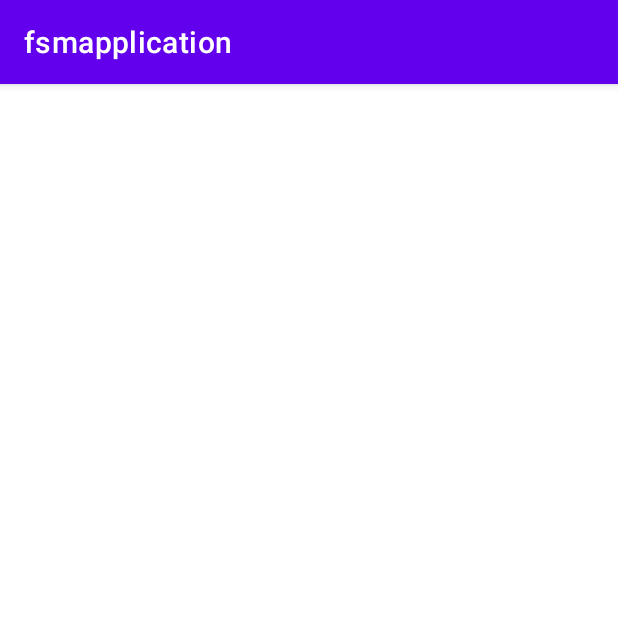
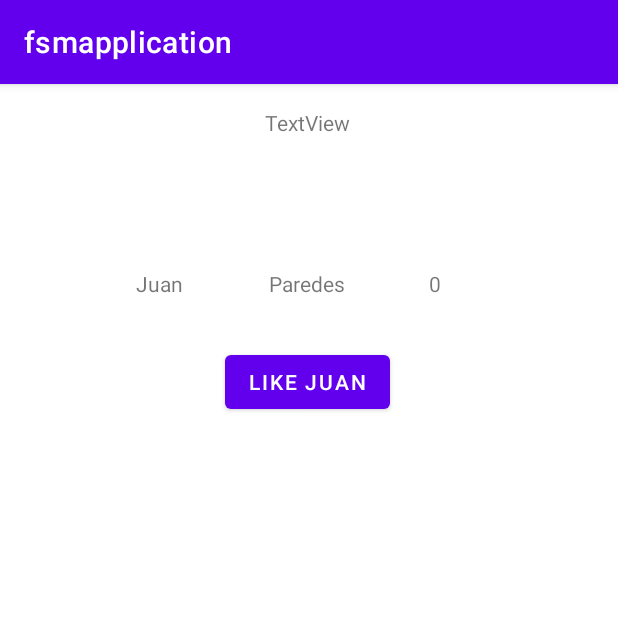
Before and after one commit to 2022B-Software-Computacion/cedeno-mendoza-bryan-fernando-ms, an Android app: the GRecyclerView screen opened directly, with no data from a screen before it, on a phone screen of 412 x 824 dp, the top half of it. Run offline under Robolectric (Android 15) with nearby library versions, the phone set to English and light mode, and no system bars.

Commit message:
RecyclerView parte 2

```diff
--- a/01-Android/app/src/main/java/com/example/fsmapplication/FRecyclerViewAdaptadorNombreCedula.kt
+++ b/01-Android/app/src/main/java/com/example/fsmapplication/FRecyclerViewAdaptadorNombreCedula.kt
@@ -28,6 +28,8 @@ class FRecyclerViewAdaptadorNombreCedula(
         fun anadirLike() {
             numeroLikes = numeroLikes + 1
             likesTextView.text = numeroLikes.toString()
+            contexto.aumentarTotalLikes()
+            //recyclerView.adapter?.notifyDataSetChanged()
         }
 
 
--- a/01-Android/app/src/main/java/com/example/fsmapplication/GRecyclerView.kt
+++ b/01-Android/app/src/main/java/com/example/fsmapplication/GRecyclerView.kt
@@ -2,10 +2,47 @@ package com.example.fsmapplication
 
 import androidx.appcompat.app.AppCompatActivity
 import android.os.Bundle
+import android.widget.TextView
+import androidx.recyclerview.widget.RecyclerView
 
 class GRecyclerView : AppCompatActivity() {
+    var totalLikes=0
+    //
     override fun onCreate(savedInstanceState: Bundle?) {
         super.onCreate(savedInstanceState)
         setContentView(R.layout.activity_grecycler_view)
+        //Inicializamos Entrenadores
+        val listaEntrenador= arrayListOf<BEntrenador>()
+        listaEntrenador
+            .add(BEntrenador(1,"Juan","Paredes"))
+        listaEntrenador
+            .add(BEntrenador(1,"Juan2","Paredes"))
+        listaEntrenador
+            .add(BEntrenador(1,"Juan3","Paredes"))
+        listaEntrenador
+            .add(BEntrenador(1,"Juan4","Paredes"))
+        //Instaciamos el recyclerView creado en la interface
+        val recyclerView= findViewById<RecyclerView>(R.id.rv_entrenadores)
+        //Mandamos a llamar a la funcion inicializar recycler con el recycler y la lista de entrenadores
+        inicializarRecyclerView(listaEntrenador,recyclerView)
+    }
+    fun inicializarRecyclerView(
+        lista:ArrayList<BEntrenador>,
+        recyclerView: RecyclerView
+    ){ //En el listview tambien teniamos un adaptador con un array
+        val adaptador = FRecyclerViewAdaptadorNombreCedula(
+            this,
+            lista,
+            recyclerView
+        )
+        recyclerView.adapter=adaptador //Creamos un adaptador
+        recyclerView.itemAnimator= androidx.recyclerview.widget.DefaultItemAnimator()//Configuramos la animacion
+        recyclerView.layoutManager= androidx.recyclerview.widget.LinearLayoutManager(this)
+        adaptador.notifyDataSetChanged() //Actualizamos la interface
+    }
+    fun aumentarTotalLikes(){
+        totalLikes=totalLikes+1 //Aumentamos los likes
+        val totalLikesTextView= findViewById<TextView>(R.id.tv_total_likes) //instanciamos el textview del total de likes
+        totalLikesTextView.text=totalLikes.toString()       //Cambiamos el texto del textView por el total de likes
     }
 }
--- a/01-Android/app/src/main/res/layout/activity_grecycler_view.xml
+++ b/01-Android/app/src/main/res/layout/activity_grecycler_view.xml
@@ -6,4 +6,23 @@
     android:layout_height="match_parent"
     tools:context=".GRecyclerView">
 
+    <androidx.recyclerview.widget.RecyclerView
+        android:id="@+id/rv_entrenadores"
+        android:layout_width="338dp"
+        android:layout_height="116dp"
+        android:layout_marginTop="72dp"
+        app:layout_constraintEnd_toEndOf="@+id/tv_total_likes"
+        app:layout_constraintStart_toStartOf="@+id/tv_total_likes"
+        app:layout_constraintTop_toBottomOf="@+id/tv_total_likes" />
+
+    <TextView
+        android:id="@+id/tv_total_likes"
+        android:layout_width="wrap_content"
+        android:layout_height="wrap_content"
+        android:layout_marginTop="16dp"
+        android:text="TextView"
+        app:layout_constraintEnd_toEndOf="parent"
+        app:layout_constraintHorizontal_bias="0.498"
+        app:layout_constraintStart_toStartOf="parent"
+        app:layout_constraintTop_toTopOf="parent" />
 </androidx.constraintlayout.widget.ConstraintLayout>
--- a/01-Android/app/src/main/res/layout/recycler_view_vista.xml
+++ b/01-Android/app/src/main/res/layout/recycler_view_vista.xml
@@ -9,8 +9,8 @@
         android:id="@+id/tv_likes"
         android:layout_width="wrap_content"
         android:layout_height="wrap_content"
-        android:layout_marginTop="52dp"
-        android:layout_marginEnd="176dp"
+        android:layout_marginTop="16dp"
+        android:layout_marginEnd="80dp"
         android:text="Likes"
         app:layout_constraintEnd_toEndOf="parent"
         app:layout_constraintTop_toTopOf="parent" />
@@ -19,10 +19,10 @@
         android:id="@+id/tv_nombre"
         android:layout_width="wrap_content"
         android:layout_height="wrap_content"
-        android:layout_marginTop="52dp"
+        android:layout_marginTop="16dp"
         android:text="Nombre"
         app:layout_constraintEnd_toStartOf="@+id/tv_cedula"
-        app:layout_constraintHorizontal_bias="0.547"
+        app:layout_constraintHorizontal_bias="0.491"
         app:layout_constraintStart_toStartOf="parent"
         app:layout_constraintTop_toTopOf="parent" />
 
@@ -30,8 +30,8 @@
         android:id="@+id/tv_cedula"
         android:layout_width="wrap_content"
         android:layout_height="wrap_content"
-        android:layout_marginTop="52dp"
-        android:layout_marginEnd="144dp"
+        android:layout_marginTop="16dp"
+        android:layout_marginEnd="56dp"
         android:text="Cedula"
         app:layout_constraintEnd_toStartOf="@+id/tv_likes"
         app:layout_constraintTop_toTopOf="parent" />
@@ -40,7 +40,7 @@
         android:id="@+id/btn_dar_like"
         android:layout_width="wrap_content"
         android:layout_height="wrap_content"
-        android:layout_marginTop="100dp"
+        android:layout_marginTop="32dp"
         android:text="DAR LIKE"
         app:layout_constraintEnd_toEndOf="@+id/tv_cedula"
         app:layout_constraintStart_toStartOf="@+id/tv_cedula"
```
Also changed, not shown: 01-Android/app/src/main/java/com/example/fsmapplication/MainActivity.kt (+6 -2 lines), 01-Android/app/src/main/res/layout/activity_main.xml (+12 -2 lines).
